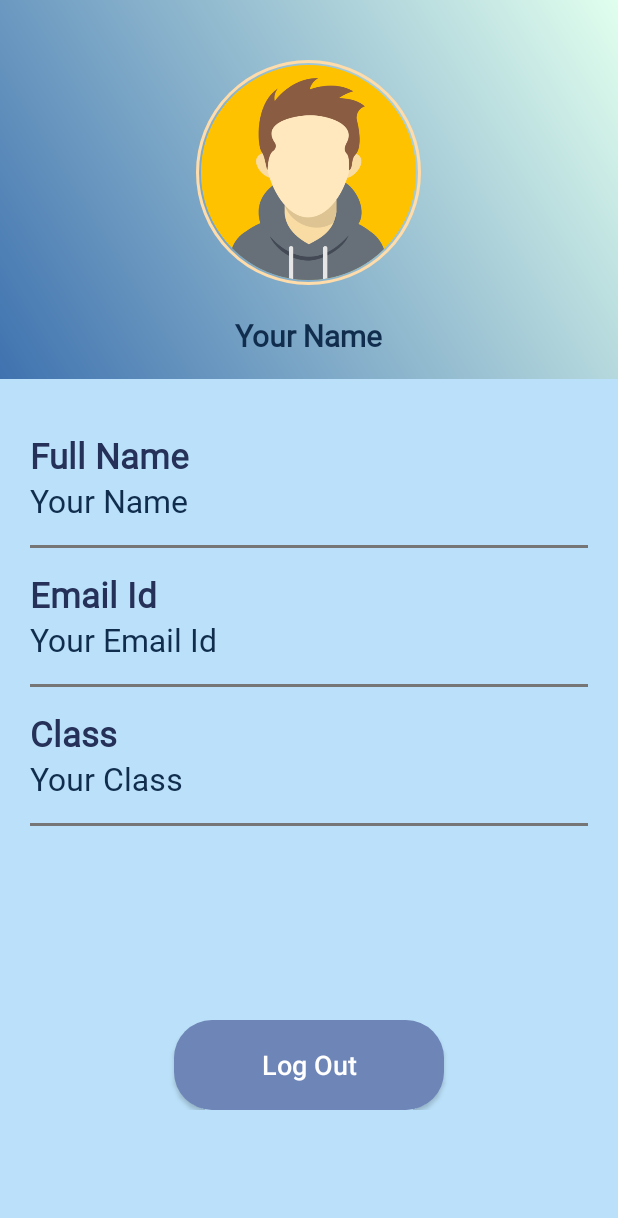
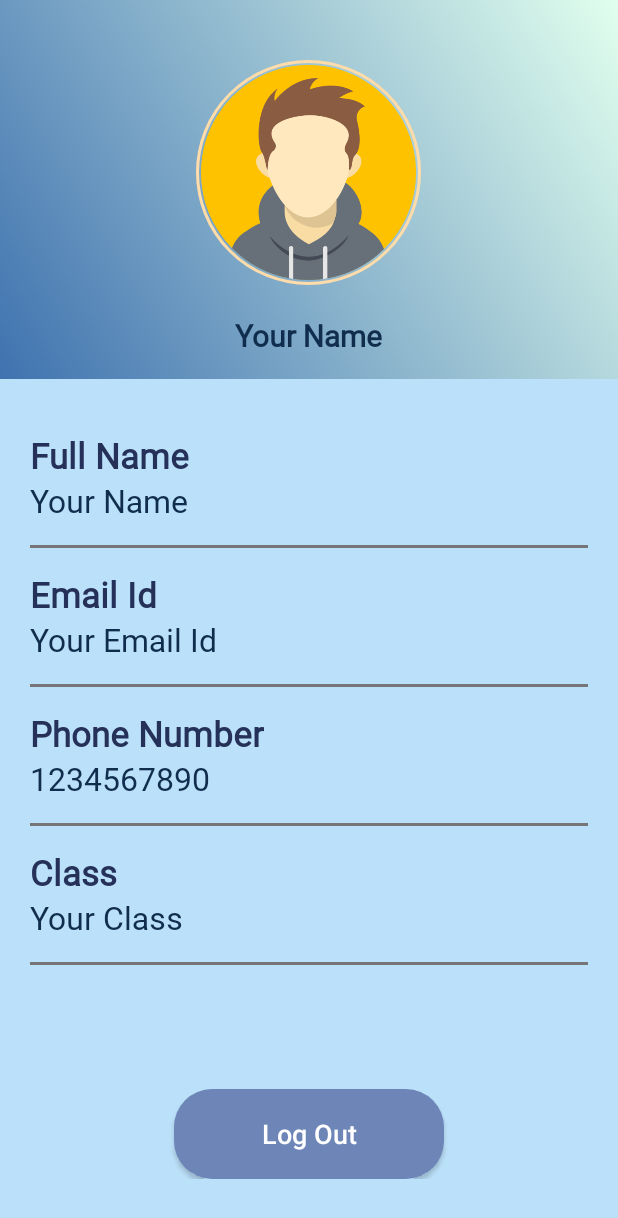
Before and after one commit to AviralMehrotra/OnTImeAttendance, an Android app: the profile screen opened directly, with no data from a screen before it, on a phone screen of 412 x 824 dp. Shown: the top 1218 px of the screen. Run offline under Robolectric (Android 15) with nearby library versions, the phone set to English and light mode, and no system bars; our stand-ins replace Firebase (no records; nobody signed in at launch, a user with empty details on screens opened directly).

Commit message:
asks user for phone number

```diff
--- a/app/src/main/java/com/education/ontimeattendance/User.java
+++ b/app/src/main/java/com/education/ontimeattendance/User.java
@@ -1,15 +1,16 @@
 package com.education.ontimeattendance;
 
 public class User {
-    public String fullname, email;
+    public String fullname, email, phoneNumber;
 
     public User(){
 
     }
 
-    public User(String fullname, String email){
+    public User(String fullname, String email, String phoneNumber){
         this.fullname= fullname;
         this.email = email;
+        this.phoneNumber = phoneNumber;
     }
 
 }
--- a/app/src/main/java/com/education/ontimeattendance/profile.java
+++ b/app/src/main/java/com/education/ontimeattendance/profile.java
@@ -56,7 +56,7 @@ public class profile extends AppCompatActivity {
 
         final TextView textFullname = (TextView) findViewById(R.id.fullName);
         final TextView textEmail = (TextView) findViewById(R.id.emailAddress);
-
+        final TextView textPhone = (TextView) findViewById(R.id.phoneNumber);
         final TextView dispName = (TextView) findViewById(R.id.dispName);
 
         reference.child(userID).addListenerForSingleValueEvent(new ValueEventListener() {
@@ -67,10 +67,12 @@ public class profile extends AppCompatActivity {
                 if(userProfile != null){
                     String fullName = userProfile.fullname;
                     String email = userProfile.email;
+                    String phoneNo = userProfile.phoneNumber;
 
                     textFullname.setText(fullName);
                     textEmail.setText(email);
                     dispName.setText(fullName);
+                    textPhone.setText(phoneNo);
                 }
             }
 
--- a/app/src/main/java/com/education/ontimeattendance/showQRcode.java
+++ b/app/src/main/java/com/education/ontimeattendance/showQRcode.java
@@ -39,6 +39,7 @@ public class showQRcode extends AppCompatActivity {
     Button submitBtn;
     String fullName;
     String emailId;
+    String phoneNumm;
 
     private FirebaseAuth mAuth;
 
@@ -69,6 +70,7 @@ public class showQRcode extends AppCompatActivity {
                 if(userProfile != null){
                      fullName = userProfile.fullname;
                      emailId = userProfile.email;
+                     phoneNumm = userProfile.phoneNumber;
                 }
             }
             @Override
@@ -96,7 +98,7 @@ public class showQRcode extends AppCompatActivity {
                 String dateTime = simpleDateFormat.format(calendar.getTime());
                 MultiFormatWriter writer = new MultiFormatWriter();
                 qrCode= findViewById(R.id.qrCode);
-                qrString = fullName+"  "+ emailId+ "  "+dateTime;
+                qrString = fullName+"  "+ phoneNumm +" "+emailId+ "  "+dateTime;
                 try {
                     BitMatrix matrix = writer.encode(qrString, BarcodeFormat.QR_CODE, 300, 300);
 
--- a/app/src/main/res/layout/activity_profile.xml
+++ b/app/src/main/res/layout/activity_profile.xml
@@ -143,13 +143,46 @@
                     android:layout_width="wrap_content"
                     android:layout_height="wrap_content"
                     android:fontFamily="@font/roboto_regular"
+                    android:text="Phone Number"
+                    android:textStyle="bold"
+                    android:textColor="@color/blackBlue"
+                    android:textSize="23dp" />
+
+                <TextView
+                    android:id="@+id/phoneNumber"
+                    android:layout_width="wrap_content"
+                    android:layout_height="wrap_content"
+                    android:fontFamily="@font/roboto_regular"
+                    android:text="1234567890"
+                    android:textColor="@color/navyBlue"
+                    android:textSize="21dp" />
+
+                <View
+                    android:layout_width="match_parent"
+                    android:layout_height="2dp"
+                    android:layout_marginTop="15dp"
+                    android:background="@color/grey"
+                    />
+
+                </LinearLayout>
+
+            <LinearLayout
+                android:layout_width="match_parent"
+                android:layout_height="wrap_content"
+                android:layout_marginTop="15dp"
+                android:orientation="vertical">
+
+                <TextView
+                    android:layout_width="wrap_content"
+                    android:layout_height="wrap_content"
+                    android:fontFamily="@font/roboto_regular"
                     android:text="Class"
                     android:textStyle="bold"
                     android:textColor="@color/blackBlue"
                     android:textSize="23dp" />
 
                 <TextView
-                    android:id="@+id/age"
+                    android:id="@+id/klass"
                     android:layout_width="wrap_content"
                     android:layout_height="wrap_content"
                     android:fontFamily="@font/roboto_regular"
```
Also changed, not shown: app/src/main/java/com/education/ontimeattendance/register.java (+16 -2 lines), app/src/main/res/layout/activity_register.xml (+13 -0 lines).
